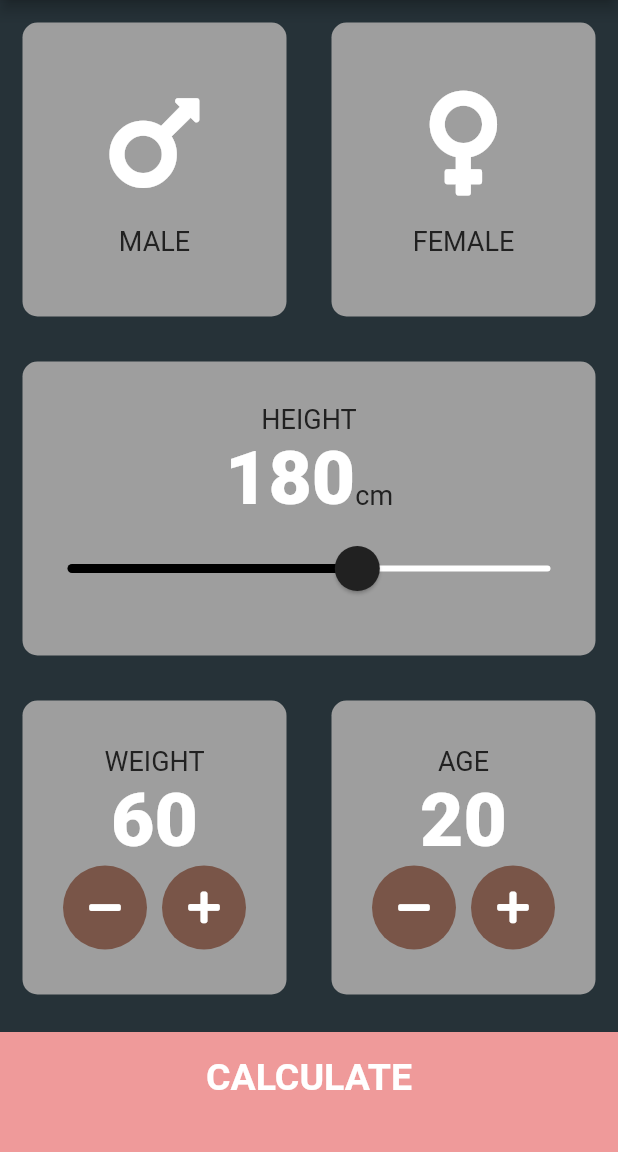
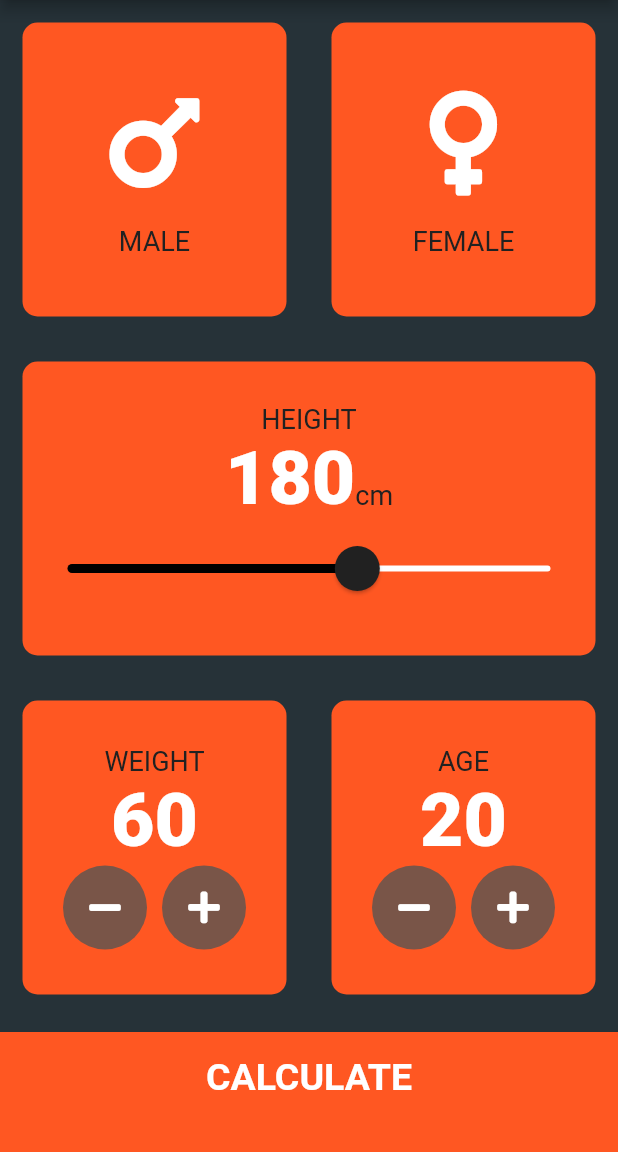
Before and after one commit to OxamaHxn/BMI-Calculator-Flutter-, a Flutter app: the screen it shows after launch, on a phone screen of 412 x 824 dp, the part 84-1236 px from its top. Run offline on Flutter 3.47's test engine with Material 2 defaults, Android fonts, the phone set to English and light mode, and no system bars; our stand-ins replace font_awesome_flutter.

Commit message:
main card customization changed

```diff
--- a/lib/constants.dart
+++ b/lib/constants.dart
@@ -1,9 +1,9 @@
 import 'package:flutter/material.dart';
 
 const kBottomContainerHeight = 80.0;
-const kActiveCardColour = Color(0xFF9e9e9e);
-const kInactiveCardColour = Color(0xFF9e9e9e);
-const kBottomContainerColour = Color(0xFFEf9a9a);
+const kActiveCardColour = Colors.deepOrange;
+const kInactiveCardColour = Colors.deepOrange;
+const kBottomContainerColour = Colors.deepOrange;
 
 const kLabelTextStyle = TextStyle(
   fontSize: 18.0,
```
